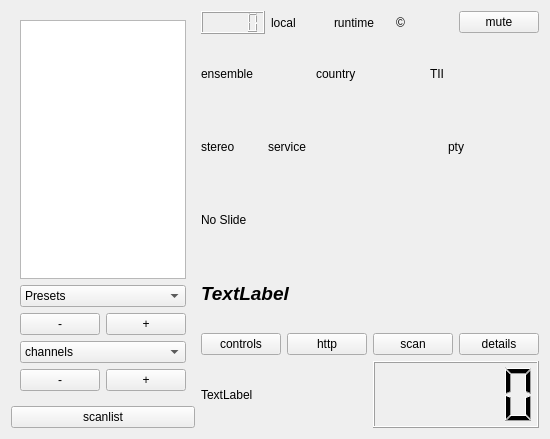
First picture: the form in qt-dab-s6/forms-v6/dabradio-6.ui, repository JvanKatwijk/qt-dab, before the edit.
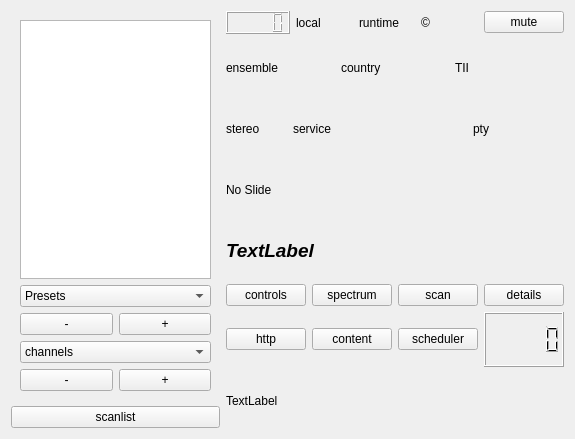
Second picture: the form after the edit. Custom widgets are drawn as their Qt base class.

Patch:
```diff
--- a/qt-dab-s6/forms-v6/dabradio-6.ui
+++ b/qt-dab-s6/forms-v6/dabradio-6.ui
@@ -6,7 +6,7 @@
    <rect>
     <x>0</x>
     <y>0</y>
-    <width>542</width>
+    <width>575</width>
     <height>439</height>
    </rect>
   </property>
@@ -19,7 +19,7 @@
   <property name="windowTitle">
    <string>Qt-DAB-6.0</string>
   </property>
-  <layout class="QHBoxLayout" name="horizontalLayout_7">
+  <layout class="QHBoxLayout" name="horizontalLayout_10">
    <item>
     <layout class="QVBoxLayout" name="verticalLayout_2">
      <item>
@@ -282,12 +282,12 @@
         </widget>
        </item>
        <item>
-        <widget class="smallPushButton" name="httpButton">
+        <widget class="smallPushButton" name="spectrumButton">
          <property name="toolTip">
           <string>&lt;html&gt;&lt;head/&gt;&lt;body&gt;&lt;p&gt;Start (or stop) a simple webserver for showing a map on which the locations of the transmitters found are shown&lt;/p&gt;&lt;/body&gt;&lt;/html&gt;</string>
          </property>
          <property name="text">
-          <string>http</string>
+          <string>spectrum</string>
          </property>
         </widget>
        </item>
@@ -313,6 +313,47 @@
        </item>
       </layout>
      </item>
+     <item>
+      <layout class="QHBoxLayout" name="horizontalLayout_7">
+       <item>
+        <widget class="smallPushButton" name="httpButton">
+         <property name="toolTip">
+          <string>&lt;html&gt;&lt;head/&gt;&lt;body&gt;&lt;p&gt;Start (or stop) a simple webserver for showing a map on which the locations of the transmitters found are shown&lt;/p&gt;&lt;/body&gt;&lt;/html&gt;</string>
+         </property>
+         <property name="text">
+          <string>http</string>
+         </property>
+        </widget>
+       </item>
+       <item>
+        <widget class="smallPushButton" name="contentButton">
+         <property name="toolTip">
+          <string>&lt;html&gt;&lt;head/&gt;&lt;body&gt;&lt;p&gt;Touch this button to see what the content of the currently selected ensemble is.&lt;/p&gt;&lt;p&gt;Specification is pretty detailed and can be saved in a &amp;quot;.csv&amp;quot; file&lt;/p&gt;&lt;/body&gt;&lt;/html&gt;</string>
+         </property>
+         <property name="text">
+          <string>content</string>
+         </property>
+        </widget>
+       </item>
+       <item>
+        <widget class="smallPushButton" name="scheduleButton">
+         <property name="toolTip">
+          <string>&lt;html&gt;&lt;head/&gt;&lt;body&gt;&lt;p&gt;Touch to add a command to the schedule list. Commands can be given for up to 7 days ahead.&lt;/p&gt;&lt;/body&gt;&lt;/html&gt;</string>
+         </property>
+         <property name="text">
+          <string>scheduler</string>
+         </property>
+        </widget>
+       </item>
+       <item>
+        <widget class="QLCDNumber" name="cpuMonitor">
+         <property name="toolTip">
+          <string>&lt;html&gt;&lt;head/&gt;&lt;body&gt;&lt;p&gt;cpuLoad. The number gives an estimate of the overall load of the CPU of the machine you are working on. So, it only gives an idea of the load caused by Qt-DAB if no other (large) programs are active.&lt;/p&gt;&lt;/body&gt;&lt;/html&gt;</string>
+         </property>
+        </widget>
+       </item>
+      </layout>
+     </item>
      <item>
       <layout class="QHBoxLayout" name="horizontalLayout_5">
        <item>
@@ -325,13 +366,6 @@
          </property>
         </widget>
        </item>
-       <item>
-        <widget class="QLCDNumber" name="cpuMonitor">
-         <property name="toolTip">
-          <string>&lt;html&gt;&lt;head/&gt;&lt;body&gt;&lt;p&gt;cpuLoad. The number gives an estimate of the overall load of the CPU of the machine you are working on. So, it only gives an idea of the load caused by Qt-DAB if no other (large) programs are active.&lt;/p&gt;&lt;/body&gt;&lt;/html&gt;</string>
-         </property>
-        </widget>
-       </item>
       </layout>
      </item>
     </layout>
```
Left out of the diff: 7 changed lines with no effect on the pictures.
